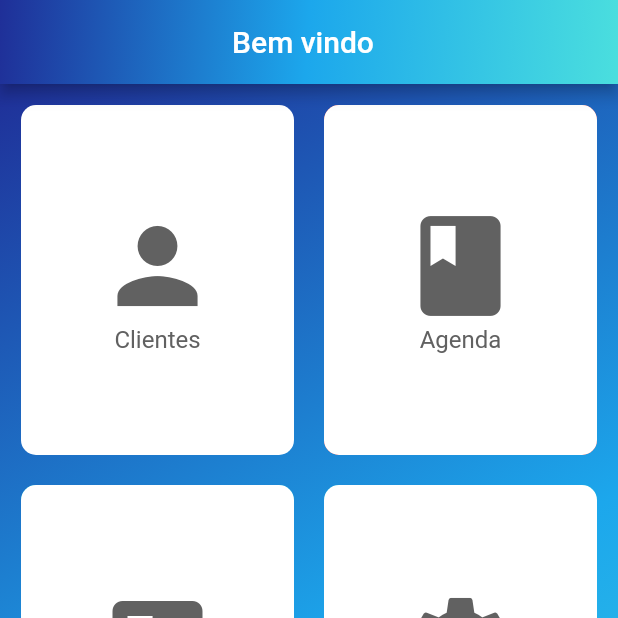
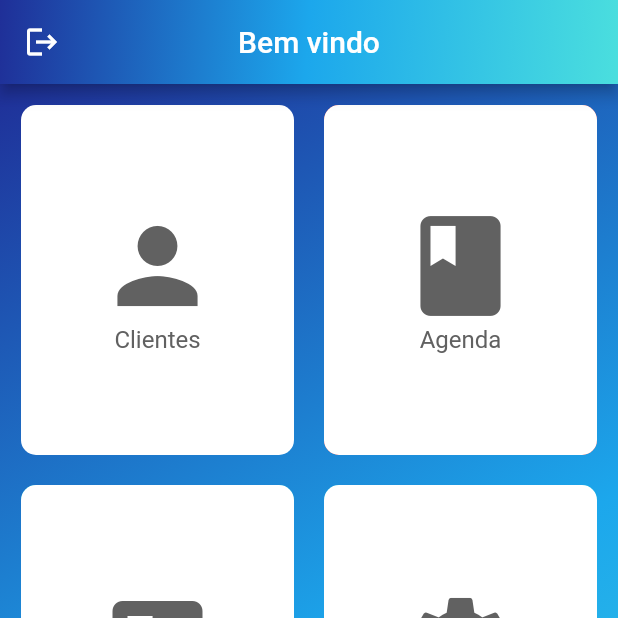
Before and after one commit to Eduardo-XavierPaula/meu-tcc, a Flutter app: the HomeTab screen opened directly with empty values, on a phone screen of 412 x 824 dp, the top half of it. Run offline on Flutter 3.47's test engine with Material 2 defaults, Android fonts, the phone set to English and light mode, and no system bars; our stand-ins replace cloud_firestore, firebase_auth, table_calendar, transparent_image; accounts and stored records are empty.

Commit message:
Login/Logout e Cliente
-sistema de login e logout funcionando
-cadastro de novos clientes

```diff
--- a/lib/data/client_data.dart
+++ b/lib/data/client_data.dart
@@ -1,16 +1,18 @@
 import 'package:cloud_firestore/cloud_firestore.dart';
+import 'package:meu_tcc/models/user_model.dart';
 
 class ClientData{
-  String category;
+  String userId;
   String cid;
-
   String name;
   String email;
-
   num tel;
 
+
+  ClientData();
   ClientData.fromDocument(DocumentSnapshot snapshot){
     cid = snapshot.documentID;
+    userId = snapshot.data["userId"];
     name = snapshot.data["name"];
     email = snapshot.data["email"];
     tel = snapshot.data["tel"] + 0.0;
@@ -21,6 +23,7 @@ class ClientData{
       "name":name,
       "email":email,
       "tel":tel,
+      "userId":userId
     };
 
 
--- a/lib/routes/routes.dart
+++ b/lib/routes/routes.dart
@@ -6,6 +6,7 @@ import 'package:meu_tcc/screens/config_screen.dart';
 import 'package:meu_tcc/screens/form_client_screen.dart';
 import 'package:meu_tcc/screens/guias_screen.dart';
 import 'package:meu_tcc/screens/home_screen.dart';
+import 'package:meu_tcc/screens/login_screen.dart';
 
 class RouteGenerator {
   static var routes = <String, WidgetBuilder> {
@@ -15,7 +16,8 @@ class RouteGenerator {
       '/configs': (BuildContext context) => ConfigScreen(),
       '/form': (BuildContext context) => FormClientScreen(),
       '/home': (BuildContext context) => HomeScreen(),
-      '/address': (BuildContext context) => AdressScreen()
+      '/address': (BuildContext context) => AdressScreen(),
+      '/login': (BuildContext context) => LoginScreen(),
     };
   static Route<dynamic> getRoute(RouteSettings settings) {
       var builder = routes[settings.name];
--- a/lib/screens/login_scree.dart
+++ b/lib/screens/login_screen.dart
@@ -17,7 +17,8 @@ class _LoginScreenState extends State<LoginScreen> {
 
   @override
   Widget build(BuildContext context) {
-    return Scaffold(
+    return
+    Scaffold(
         key: _scaffoldKey,
         appBar: AppBar(title: Text("Entrar"), centerTitle: true, actions: [
           FlatButton(
--- a/lib/tabs/home_tab.dart
+++ b/lib/tabs/home_tab.dart
@@ -1,7 +1,9 @@
 import 'package:cloud_firestore/cloud_firestore.dart';
 import 'package:flutter/material.dart';
 import 'package:flutter_staggered_grid_view/flutter_staggered_grid_view.dart';
+import 'package:meu_tcc/models/user_model.dart';
 import 'package:meu_tcc/tiles/menu_button_tile.dart';
+import 'package:scoped_model/scoped_model.dart';
 import 'package:transparent_image/transparent_image.dart';
 
 class HomeTab extends StatelessWidget {
@@ -23,9 +25,11 @@ class HomeTab extends StatelessWidget {
               tileMode: TileMode.clamp),
         );
 
+    return ScopedModelDescendant<UserModel>(builder: (context, child, model) {
       return Scaffold(
           appBar: AppBar(
-          title: Center(child: Text('Bem vindo')),
+            centerTitle: true,
+            title:  Text('Bem vindo'),
             flexibleSpace: Container(
               decoration: BoxDecoration(
                   gradient: LinearGradient(
@@ -38,7 +42,12 @@ class HomeTab extends StatelessWidget {
                       end: Alignment.centerRight,
                       tileMode: TileMode.clamp)),
             ),
-          actions: [ButtonBar()],
+            leading: IconButton(
+                onPressed: () {
+                  model.signOut();
+                   Navigator.pushNamedAndRemoveUntil(context, '/login', (route) => false);
+                },
+                icon: Icon(Icons.logout)),
           ),
           body: Center(
             child: Container(
@@ -111,8 +120,8 @@ class HomeTab extends StatelessWidget {
                               flex: 1,
                               fit: FlexFit.tight,
                               child: Container(
-                                child: MenuButtonTile(
-                                   Icons.settings, "Configurações", "/configs"),
+                                  child: MenuButtonTile(Icons.settings,
+                                      "Configurações", "/configs"),
                                   decoration: BoxDecoration(
                                     borderRadius: BorderRadius.circular(10),
                                     color: Colors.cyan,
@@ -144,7 +153,8 @@ class HomeTab extends StatelessWidget {
                     crossAxisAlignment: CrossAxisAlignment.center,
                   ),
                 )),
-        )
+          ));
+    });
     // Center(
     //   child: Container(
     //       decoration: _buildBodyBack(),
@@ -200,7 +210,6 @@ class HomeTab extends StatelessWidget {
     //         ),
     //       )),
     // )
-        );
 
 //Cor gradiente
 // new BoxDecoration(
```
Also changed, not shown: lib/data/guias_data.dart (added, +26 -0 lines), lib/main.dart (+12 -7 lines), lib/models/client_model.dart (+1 -24 lines), lib/screens/client_info_screen.dart (+7 -5 lines), lib/screens/clients_screen.dart (+7 -1 lines), lib/screens/form_client_screen.dart (+24 -8 lines), lib/tabs/clients_tab.dart (+11 -3 lines). Lines whose indentation alone changed are shown as unchanged.
